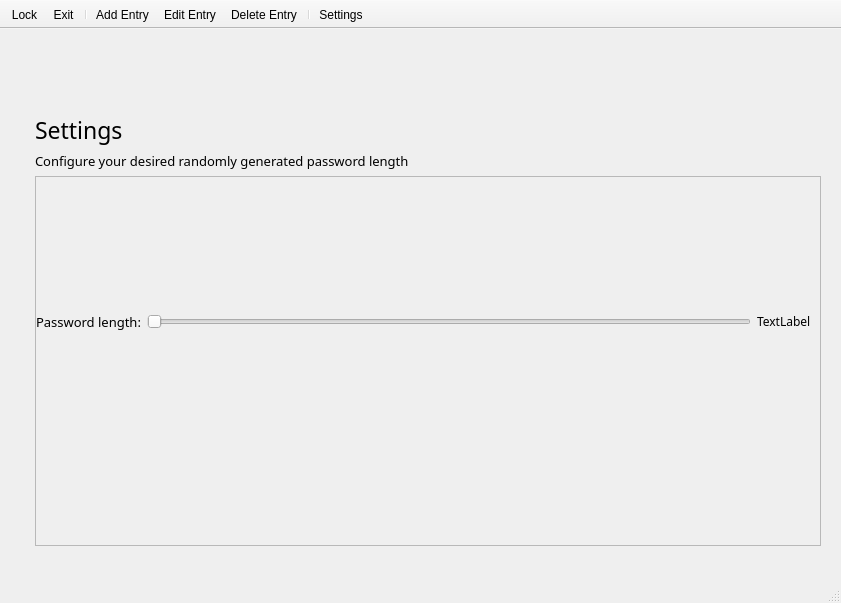
First picture: the form in password_manager.ui, repository Quinz7339/CIPM, before the edit.
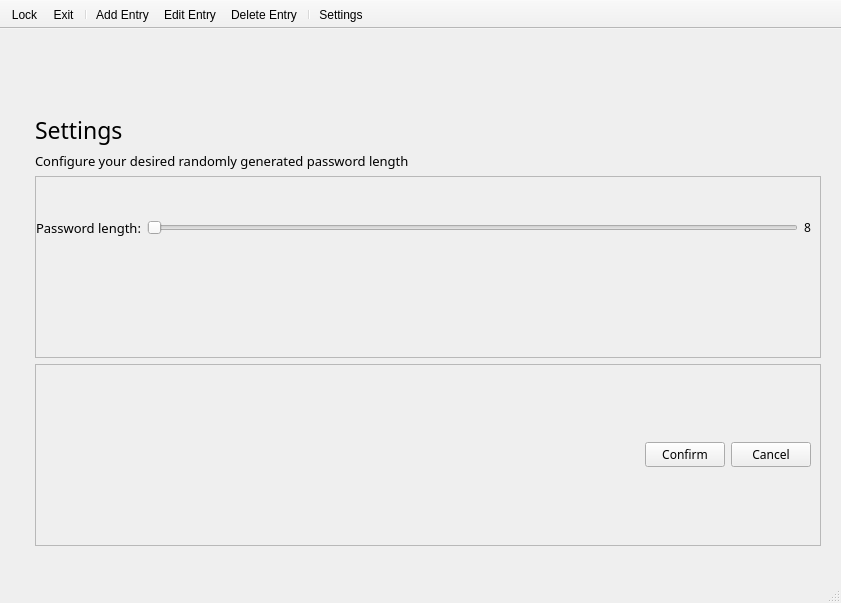
Second picture: the form after the edit. Icons and pictures are not drawn.

Commit message: completed arbitary password length

Patch:
```diff
--- a/password_manager.ui
+++ b/password_manager.ui
@@ -495,110 +495,6 @@
         </item>
        </layout>
       </widget>
-      <widget class="QWidget" name="page_Settings">
-       <layout class="QVBoxLayout" name="verticalLayout_7">
-        <property name="leftMargin">
-         <number>15</number>
-        </property>
-        <property name="topMargin">
-         <number>65</number>
-        </property>
-        <property name="rightMargin">
-         <number>0</number>
-        </property>
-        <property name="bottomMargin">
-         <number>15</number>
-        </property>
-        <item>
-         <widget class="QLabel" name="label_9">
-          <property name="sizePolicy">
-           <sizepolicy hsizetype="Preferred" vsizetype="Maximum">
-            <horstretch>0</horstretch>
-            <verstretch>0</verstretch>
-           </sizepolicy>
-          </property>
-          <property name="font">
-           <font>
-            <family>HYWenHei</family>
-            <pointsize>17</pointsize>
-           </font>
-          </property>
-          <property name="text">
-           <string>Settings</string>
-          </property>
-         </widget>
-        </item>
-        <item>
-         <widget class="QLabel" name="label_10">
-          <property name="sizePolicy">
-           <sizepolicy hsizetype="Preferred" vsizetype="Maximum">
-            <horstretch>0</horstretch>
-            <verstretch>0</verstretch>
-           </sizepolicy>
-          </property>
-          <property name="font">
-           <font>
-            <family>HYWenHei</family>
-            <pointsize>10</pointsize>
-           </font>
-          </property>
-          <property name="text">
-           <string>Configure your desired randomly generated password length</string>
-          </property>
-         </widget>
-        </item>
-        <item>
-         <widget class="QFrame" name="frame_3">
-          <property name="frameShape">
-           <enum>QFrame::StyledPanel</enum>
-          </property>
-          <property name="frameShadow">
-           <enum>QFrame::Raised</enum>
-          </property>
-          <layout class="QHBoxLayout" name="horizontalLayout_6">
-           <property name="leftMargin">
-            <number>0</number>
-           </property>
-           <property name="bottomMargin">
-            <number>88</number>
-           </property>
-           <item>
-            <widget class="QLabel" name="label_11">
-             <property name="font">
-              <font>
-               <family>HYWenHei</family>
-               <pointsize>10</pointsize>
-              </font>
-             </property>
-             <property name="text">
-              <string>Password length:</string>
-             </property>
-            </widget>
-           </item>
-           <item>
-            <widget class="QSlider" name="slider_PasswordLength">
-             <property name="orientation">
-              <enum>Qt::Horizontal</enum>
-             </property>
-            </widget>
-           </item>
-           <item>
-            <widget class="QLabel" name="lbl_sliderPasswdLength">
-             <property name="font">
-              <font>
-               <family>HYWenHei</family>
-              </font>
-             </property>
-             <property name="text">
-              <string>TextLabel</string>
-             </property>
-            </widget>
-           </item>
-          </layout>
-         </widget>
-        </item>
-       </layout>
-      </widget>
       <widget class="QWidget" name="page_credEntry">
        <layout class="QVBoxLayout" name="verticalLayout_5">
         <property name="leftMargin">
@@ -862,6 +758,171 @@
         </item>
        </layout>
       </widget>
+      <widget class="QWidget" name="page_Settings">
+       <layout class="QVBoxLayout" name="verticalLayout_7">
+        <property name="leftMargin">
+         <number>15</number>
+        </property>
+        <property name="topMargin">
+         <number>65</number>
+        </property>
+        <property name="rightMargin">
+         <number>0</number>
+        </property>
+        <property name="bottomMargin">
+         <number>15</number>
+        </property>
+        <item>
+         <widget class="QLabel" name="label_9">
+          <property name="sizePolicy">
+           <sizepolicy hsizetype="Preferred" vsizetype="Maximum">
+            <horstretch>0</horstretch>
+            <verstretch>0</verstretch>
+           </sizepolicy>
+          </property>
+          <property name="font">
+           <font>
+            <family>HYWenHei</family>
+            <pointsize>17</pointsize>
+           </font>
+          </property>
+          <property name="text">
+           <string>Settings</string>
+          </property>
+         </widget>
+        </item>
+        <item>
+         <widget class="QLabel" name="label_10">
+          <property name="sizePolicy">
+           <sizepolicy hsizetype="Preferred" vsizetype="Maximum">
+            <horstretch>0</horstretch>
+            <verstretch>0</verstretch>
+           </sizepolicy>
+          </property>
+          <property name="font">
+           <font>
+            <family>HYWenHei</family>
+            <pointsize>10</pointsize>
+           </font>
+          </property>
+          <property name="text">
+           <string>Configure your desired randomly generated password length</string>
+          </property>
+         </widget>
+        </item>
+        <item>
+         <widget class="QFrame" name="frame_3">
+          <property name="frameShape">
+           <enum>QFrame::StyledPanel</enum>
+          </property>
+          <property name="frameShadow">
+           <enum>QFrame::Raised</enum>
+          </property>
+          <layout class="QHBoxLayout" name="horizontalLayout_6">
+           <property name="leftMargin">
+            <number>0</number>
+           </property>
+           <property name="bottomMargin">
+            <number>88</number>
+           </property>
+           <item>
+            <widget class="QLabel" name="label_11">
+             <property name="font">
+              <font>
+               <family>HYWenHei</family>
+               <pointsize>10</pointsize>
+              </font>
+             </property>
+             <property name="text">
+              <string>Password length:</string>
+             </property>
+            </widget>
+           </item>
+           <item>
+            <widget class="QSlider" name="slider_PasswordLength">
+             <property name="minimum">
+              <number>8</number>
+             </property>
+             <property name="maximum">
+              <number>30</number>
+             </property>
+             <property name="sliderPosition">
+              <number>8</number>
+             </property>
+             <property name="orientation">
+              <enum>Qt::Horizontal</enum>
+             </property>
+            </widget>
+           </item>
+           <item>
+            <widget class="QLabel" name="lbl_sliderPasswdLength">
+             <property name="font">
+              <font>
+               <family>HYWenHei</family>
+              </font>
+             </property>
+             <property name="text">
+              <string>8</string>
+             </property>
+            </widget>
+           </item>
+          </layout>
+         </widget>
+        </item>
+        <item>
+         <widget class="QFrame" name="frame_4">
+          <property name="layoutDirection">
+           <enum>Qt::RightToLeft</enum>
+          </property>
+          <property name="frameShape">
+           <enum>QFrame::StyledPanel</enum>
+          </property>
+          <property name="frameShadow">
+           <enum>QFrame::Raised</enum>
+          </property>
+          <layout class="QHBoxLayout" name="horizontalLayout_7">
+           <item>
+            <widget class="QPushButton" name="btn_settingCancel">
+             <property name="font">
+              <font>
+               <family>HYWenHei</family>
+              </font>
+             </property>
+             <property name="text">
+              <string>Cancel</string>
+             </property>
+            </widget>
+           </item>
+           <item>
+            <widget class="QPushButton" name="btn_settingConfirm">
+             <property name="font">
+              <font>
+               <family>HYWenHei</family>
+              </font>
+             </property>
+             <property name="text">
+              <string>Confirm</string>
+             </property>
+            </widget>
+           </item>
+           <item>
+            <spacer name="horizontalSpacer_5">
+             <property name="orientation">
+              <enum>Qt::Horizontal</enum>
+             </property>
+             <property name="sizeHint" stdset="0">
+              <size>
+               <width>40</width>
+               <height>20</height>
+              </size>
+             </property>
+            </spacer>
+           </item>
+          </layout>
+         </widget>
+        </item>
+       </layout>
+      </widget>
      </widget>
     </item>
    </layout>
```
Left out of the diff: 2 changed lines with no effect on the pictures. The commit also changes 2 other files.
